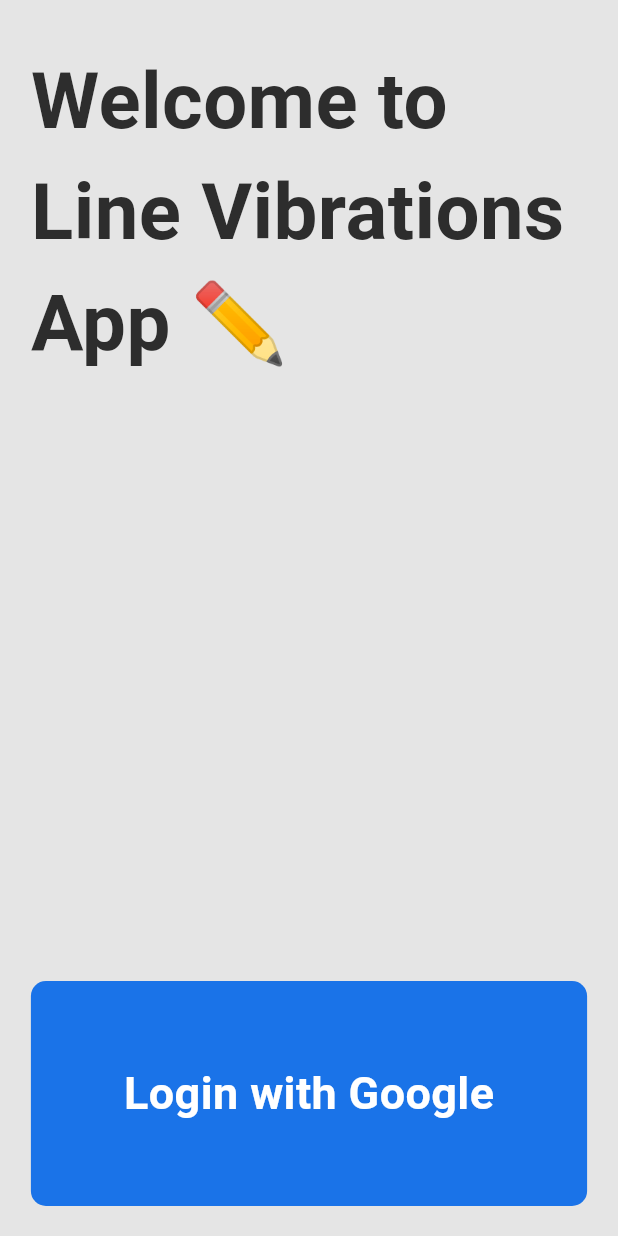
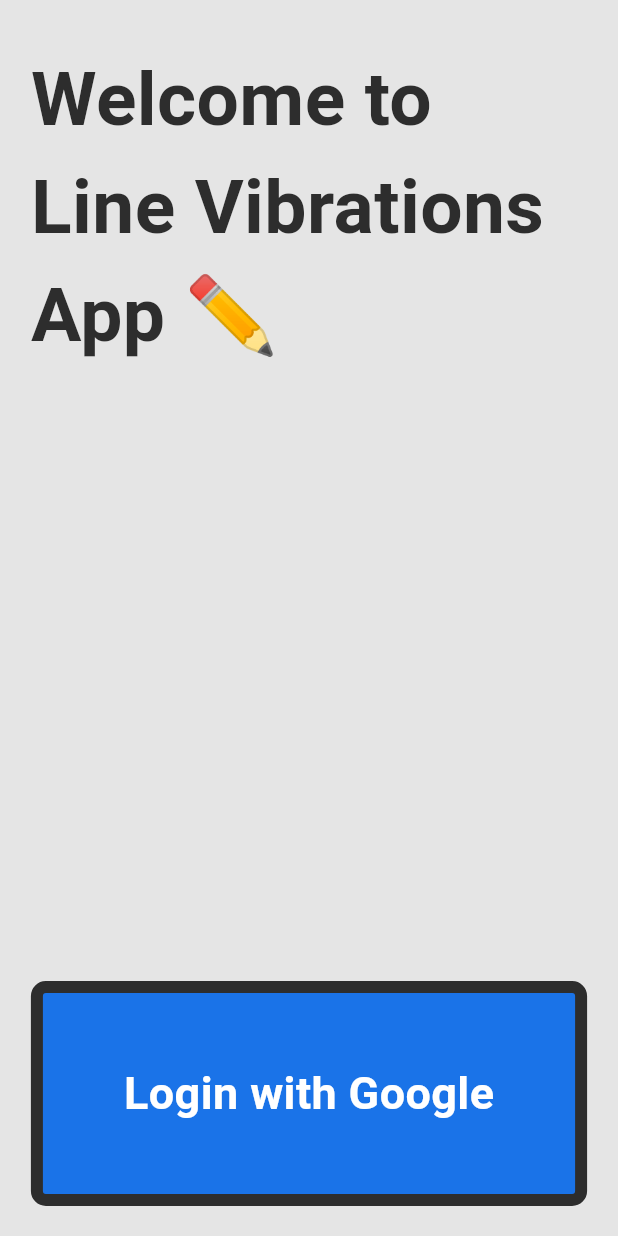
Before and after one commit to gusazevedo/line-vibrations, a Flutter app: the screen it shows after launch, on a phone screen of 412 x 824 dp. Run offline on Flutter 3.47's test engine with Material 3 defaults, Android fonts, the phone set to English and light mode, and no system bars.

Commit message:
Login page

```diff
--- a/lib/screens/login.dart
+++ b/lib/screens/login.dart
@@ -19,7 +19,7 @@ class LoginPage extends StatelessWidget {
                   Text(
                     'Welcome to Line Vibrations App ✏️',
                     style: TextStyle(
-                        fontSize: 52,
+                        fontSize: 50,
                         fontWeight: FontWeight.bold,
                         color: Color.fromARGB(255, 45, 45, 45)),
                   ),
@@ -51,6 +51,10 @@ class LoginButton extends StatelessWidget {
         decoration: BoxDecoration(
           color: const Color(0xFF1A73E8),
           borderRadius: BorderRadius.circular(10),
+          border: Border.all(
+            width: 8,
+            color: const Color.fromARGB(255, 45, 45, 45),
+          ),
         ),
         child: const Center(
           child: Text(
--- a/pubspec.yaml
+++ b/pubspec.yaml
@@ -13,7 +13,7 @@ dependencies:
 dev_dependencies:
   flutter_test:
     sdk: flutter
-  flutter_lints: ^4.0.0
+  flutter_lints: ^5.0.0
 
 flutter:
   uses-material-design: true
```
Also changed, not shown: pubspec.lock.
